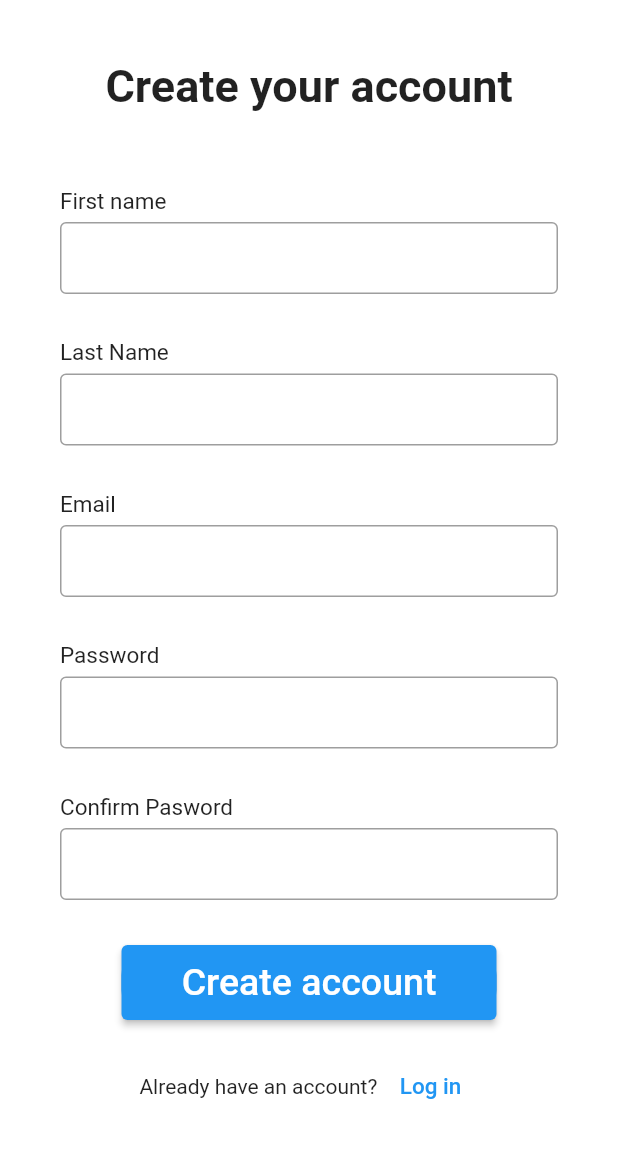
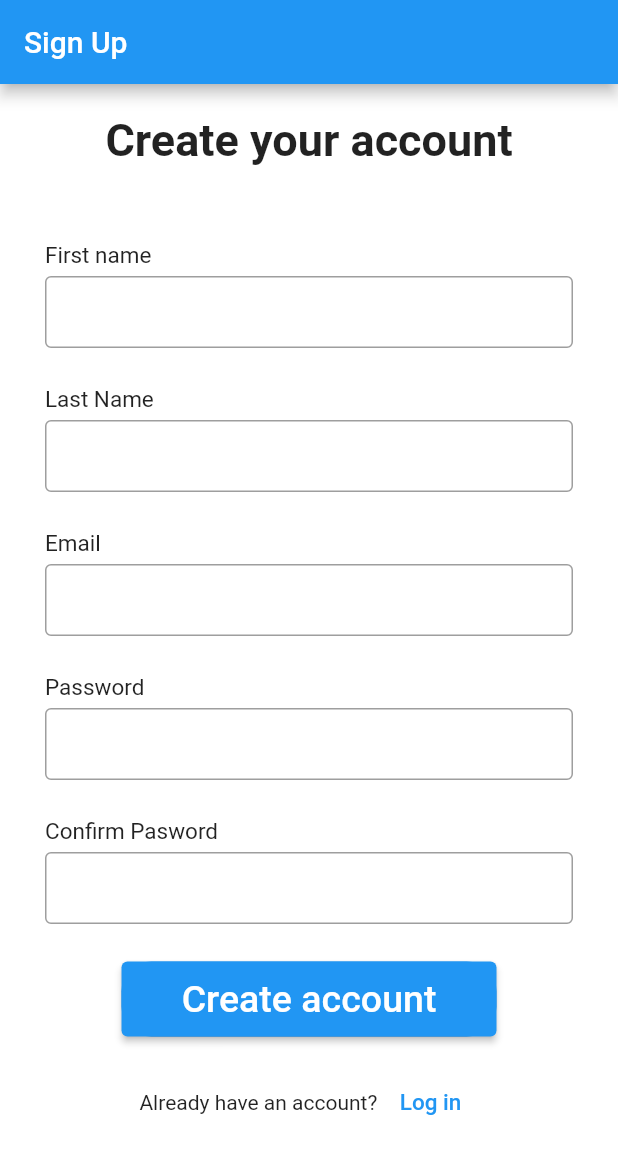
Before and after one commit to prakharjn28/TheNomad, a Flutter app: the SignUpScreen screen opened by its route, on a phone screen of 412 x 824 dp. Shown: the top 1154 px of the screen. Run offline on Flutter 3.47's test engine with Material 2 defaults, Android fonts, the phone set to English and light mode, and no system bars; our stand-ins replace firebase_auth, firebase_core, go_router, google_maps_flutter, location; missing offline and left inert: dart:ffi; accounts and stored records are empty.

```diff
--- a/lib/screens/signup_screen.dart
+++ b/lib/screens/signup_screen.dart
@@ -1,13 +1,30 @@
 import 'package:flutter/material.dart';
 import 'package:go_router/go_router.dart';
 
-class SignUpScreen extends StatelessWidget {
+class SignUpScreen extends StatefulWidget {
   const SignUpScreen({super.key});
+
+  @override
+  State<SignUpScreen> createState() => _SignUpScreenState();
+}
+
+class _SignUpScreenState extends State<SignUpScreen> {
+  final _formKey = GlobalKey<FormState>();
+  bool _isValid = false;
+
+  void _saveForm() {
+    setState(() {
+      _isValid = _formKey.currentState!.validate();
+    });
+  }
 
   @override
   Widget build(BuildContext context) {
     return Scaffold(
       backgroundColor: Colors.white,
+      appBar: AppBar(
+        title: Text('Sign Up'),
+      ),
       body: SafeArea(
         child: SingleChildScrollView(
           child: SizedBox(
@@ -22,7 +39,7 @@ class SignUpScreen extends StatelessWidget {
                       mainAxisAlignment: MainAxisAlignment.spaceEvenly,
                       children: const [
                         Padding(
-                          padding: EdgeInsets.symmetric(vertical: 20),
+                          padding: EdgeInsets.symmetric(vertical: 10),
                         ),
                         Text(
                           "Create your account",
@@ -37,17 +54,20 @@ class SignUpScreen extends StatelessWidget {
                       ],
                     ),
                     Padding(
-                      padding: const EdgeInsets.symmetric(horizontal: 40),
+                        padding: const EdgeInsets.symmetric(horizontal: 30),
+                        child: Form(
+                          key: _formKey,
                           child: Column(
                             children: [
                               makeInput(label: "First name"),
                               makeInput(label: "Last Name"),
                               makeInput(label: "Email"),
                               makeInput(label: "Password", obsureText: true),
-                          makeInput(label: "Confirm Pasword", obsureText: true)
+                              makeInput(
+                                  label: "Confirm Pasword", obsureText: true)
                             ],
                           ),
-                    ),
+                        )),
                     Container(
                       height: 50,
                       width: 250,
@@ -110,7 +130,7 @@ Widget makeInput({label, obsureText = false}) {
         ),
       ),
       const SizedBox(
-        height: 30,
+        height: 25,
       )
     ],
   );
```
Lines whose indentation alone changed are shown as unchanged.
